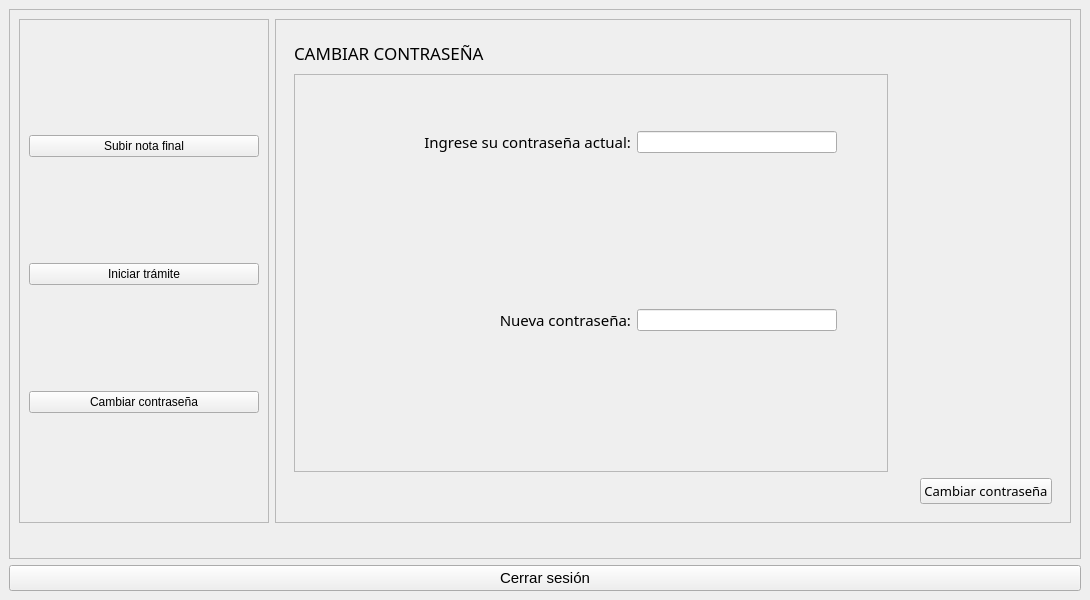
The window that designer/systemprofe.ui (LeonelScalise/EDDYPOO-REY_V2.0) describes before a commit, drawn with Qt 5.
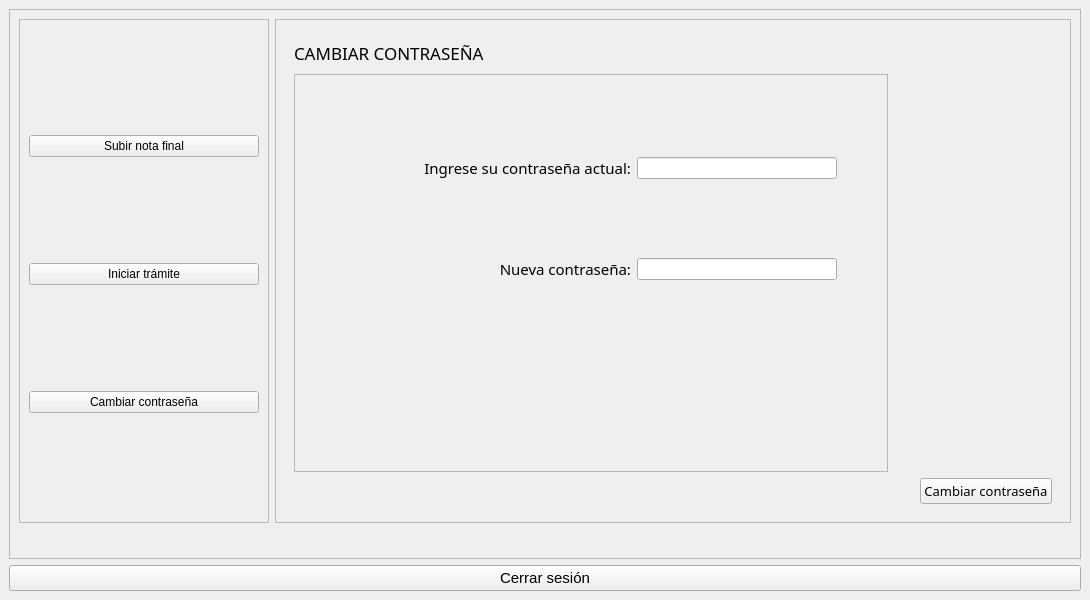
The same window after the commit. The open tabs and pages were chosen to show the change.

Commit message: cambiar contrasena profe + tramites alu y profe

The edit to the form file:
```diff
--- a/designer/systemprofe.ui
+++ b/designer/systemprofe.ui
@@ -420,31 +420,24 @@
                      <height>16777215</height>
                     </size>
                    </property>
+                   <property name="echoMode">
+                    <enum>QLineEdit::Password</enum>
+                   </property>
                   </widget>
                  </item>
                  <item row="2" column="1">
-                  <widget class="QLineEdit" name="input_new_pass_profe">
+                  <widget class="QLabel" name="label_error_new_pass_profe">
                    <property name="maximumSize">
                     <size>
-                     <width>200</width>
-                     <height>16777215</height>
+                     <width>16777215</width>
+                     <height>30</height>
                     </size>
                    </property>
-                  </widget>
-                 </item>
-                 <item row="2" column="0">
-                  <widget class="QLabel" name="label_49">
-                   <property name="font">
-                    <font>
-                     <family>Segoe UI Semibold</family>
-                     <pointsize>11</pointsize>
-                    </font>
-                   </property>
                    <property name="text">
-                    <string>Nueva contraseña:</string>
+                    <string/>
                    </property>
                    <property name="alignment">
-                    <set>Qt::AlignRight|Qt::AlignTrailing|Qt::AlignVCenter</set>
+                    <set>Qt::AlignLeading|Qt::AlignLeft|Qt::AlignTop</set>
                    </property>
                   </widget>
                  </item>
@@ -464,19 +457,32 @@
                    </property>
                   </widget>
                  </item>
-                 <item row="3" column="1">
-                  <widget class="QLabel" name="label_error_new_pass_profe">
+                 <item row="1" column="0">
+                  <widget class="QLabel" name="label_49">
+                   <property name="font">
+                    <font>
+                     <family>Segoe UI Semibold</family>
+                     <pointsize>11</pointsize>
+                    </font>
+                   </property>
+                   <property name="text">
+                    <string>Nueva contraseña:</string>
+                   </property>
+                   <property name="alignment">
+                    <set>Qt::AlignRight|Qt::AlignTrailing|Qt::AlignVCenter</set>
+                   </property>
+                  </widget>
+                 </item>
+                 <item row="1" column="1">
+                  <widget class="QLineEdit" name="input_new_pass_profe">
                    <property name="maximumSize">
                     <size>
-                     <width>16777215</width>
-                     <height>30</height>
+                     <width>200</width>
+                     <height>16777215</height>
                     </size>
                    </property>
-                   <property name="text">
-                    <string/>
-                   </property>
-                   <property name="alignment">
-                    <set>Qt::AlignLeading|Qt::AlignLeft|Qt::AlignTop</set>
+                   <property name="echoMode">
+                    <enum>QLineEdit::Password</enum>
                    </property>
                   </widget>
                  </item>
```
Left out of the diff: 24 changed lines with no effect on the pictures. The commit also changes 7 other files.
